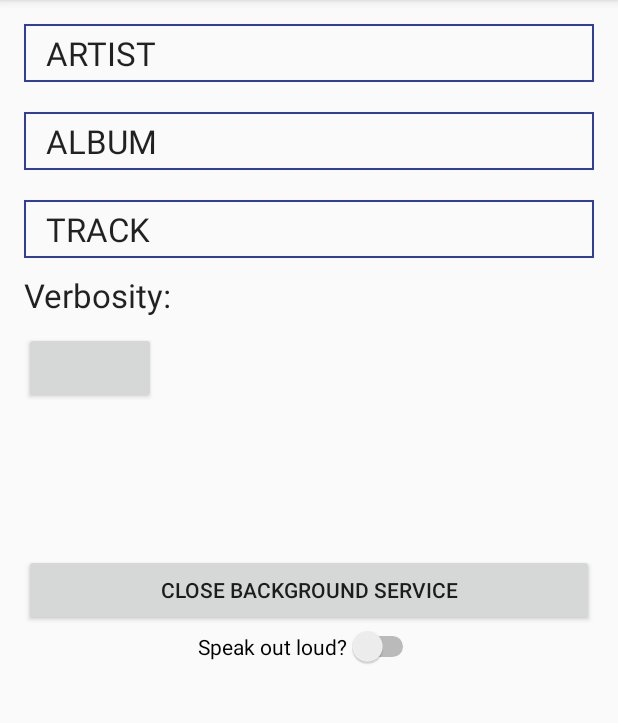
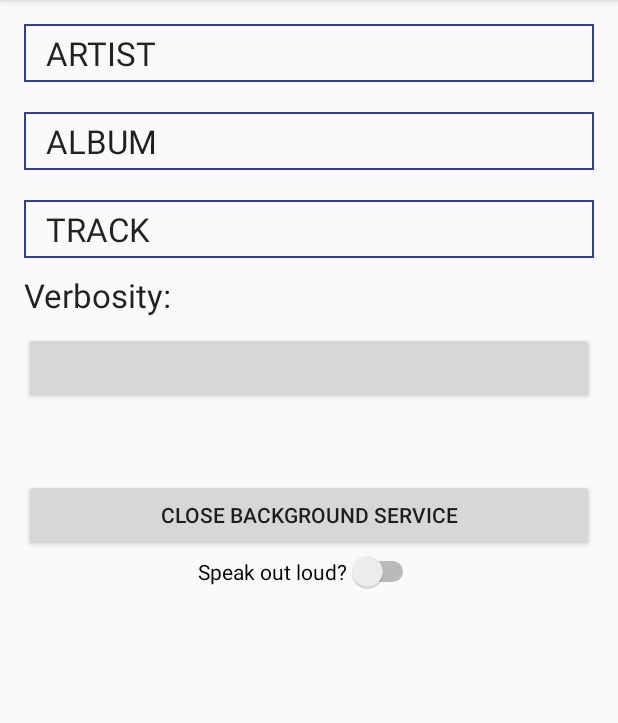
Before and after one commit to atteheino/WhatsPlaying, an Android app: the screen it shows after launch (MainActivity), on a phone screen of 412 x 824 dp, the part 84-807 px from its top. Run offline under Robolectric (Android 15) with nearby library versions, the phone set to English and light mode, and no system bars; libraries missing offline, so code that uses them is left out: org.honorato.multistatetogglebutton; plain views replace MultiStateToggleButton; 3 statements that could not run were skipped.

Commit message:
Finetuning verbosity and better ui for verbosity settings. Finnish translations

```diff
--- a/app/src/main/java/fi/atteheino/whatsplaying/MySongBroadcastReceiver.java
+++ b/app/src/main/java/fi/atteheino/whatsplaying/MySongBroadcastReceiver.java
@@ -55,15 +55,13 @@ public class MySongBroadcastReceiver extends BroadcastReceiver {
             //Was the last song played less than 30 minutes ago?
             if(thirtyMinutesAgo.before(mPreviousSongTimestamp)){
                 queueAction = TextToSpeech.QUEUE_ADD;
-                String prevArtist = "";
+                String prevArtist = "That was " + mPreviousArtist;
                 String prevTrackSpeak = "";
                 switch (VERBOSITY){
                     case 1:
-                        prevArtist = mPreviousArtist;
                         prevTrackSpeak = mPreviousTrack;
                         break;
                     default:
-                        prevArtist = "That was " + mPreviousArtist;
                         prevTrackSpeak = "with track " + mPreviousTrack;
                 }
                 mTextToSpeech.speak(prevArtist, TextToSpeech.QUEUE_FLUSH, null, UUID.randomUUID().toString());
--- a/app/src/main/res/layout/activity_main.xml
+++ b/app/src/main/res/layout/activity_main.xml
@@ -63,7 +63,7 @@
 
             <org.honorato.multistatetogglebutton.MultiStateToggleButton
                 android:id="@+id/verbosity"
-                android:layout_width="wrap_content"
+                android:layout_width="match_parent"
                 android:layout_height="wrap_content"
                 android:layout_below="@id/verbosityHeader"
                 android:layout_marginTop="10dip"
@@ -76,7 +76,7 @@
                 android:layout_width="match_parent"
                 android:layout_height="wrap_content"
                 android:layout_below="@+id/verbosity"
-                android:layout_marginTop="100dp"
+                android:layout_marginTop="50dp"
                 android:enabled="true"
                 android:text="@string/main_activity_close_btn" />
 
--- a/app/src/main/res/values/strings.xml
+++ b/app/src/main/res/values/strings.xml
@@ -1,6 +1,6 @@
 <resources>
-    <string name="app_name">WhatsPlaying</string>
-    <string name="notification_header">WhatsPlaying</string>
+    <string name="app_name" translatable="false">WhatsPlaying</string>
+    <string name="notification_header" translatable="false">WhatsPlaying</string>
     <string name="notification_close">Close</string>
     <string name="main_activity_close_btn">Close  Background Service</string>
     <string name="main_activity_verbosity_header">Verbosity:</string>
```
Also changed, not shown: 1 other file.
